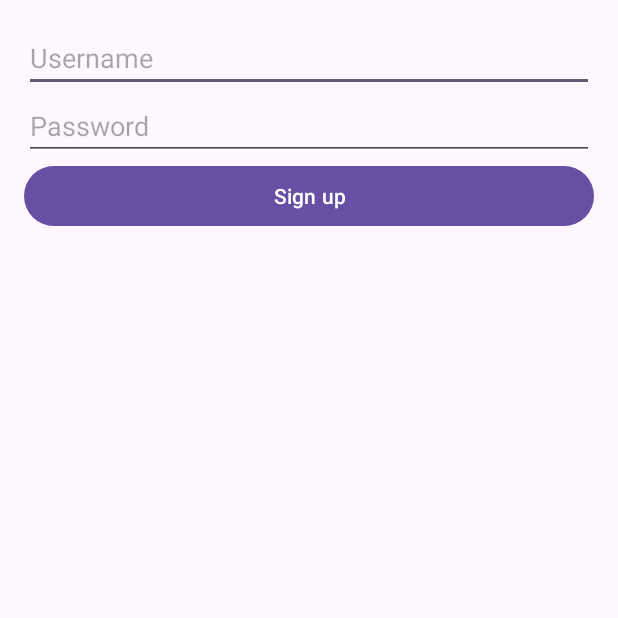
After one commit to imlucifermorningstar/PlatTech, an Android app: the SignUp screen opened directly, with no data from a screen before it, on a phone screen of 412 x 824 dp, the top half of it. The commit adds this screen. Run offline under Robolectric (Android 15) with nearby library versions, the phone set to English and light mode, and no system bars.

Commit message:
Done applying onclick sign up interface and

```diff
--- a/app/src/main/AndroidManifest.xml
+++ b/app/src/main/AndroidManifest.xml
@@ -13,6 +13,12 @@
         android:theme="@style/Theme.MyApplication"
         tools:targetApi="31">
         <activity
+            android:name=".Main_Page"
+            android:exported="false" />
+        <activity
+            android:name=".SignUp"
+            android:exported="false" />
+        <activity
             android:name=".MainActivity"
             android:exported="true">
             <intent-filter>
--- /dev/null
+++ b/app/src/main/java/com/example/myapplication/SignUp.java
@@ -0,0 +1,55 @@
+package com.example.myapplication;
+
+import androidx.appcompat.app.AppCompatActivity;
+
+import android.content.Intent;
+import android.os.Bundle;
+import android.view.View;
+import android.widget.Button;
+import android.widget.EditText;
+import android.widget.Toast;
+
+
+public class SignUp extends AppCompatActivity {
+
+    private EditText usernameEditText;
+    private EditText passwordEditText;
+    private Button signupButton;
+
+    @Override
+    protected void onCreate(Bundle savedInstanceState) {
+        super.onCreate(savedInstanceState);
+        setContentView(R.layout.activity_sign_up2);
+
+        // Find views
+        usernameEditText = findViewById(R.id.username_edit_text);
+        passwordEditText = findViewById(R.id.password_edit_text);
+        signupButton = findViewById(R.id.signup_button);
+
+        // Set onClickListener for signup button
+        signupButton.setOnClickListener(new View.OnClickListener() {
+            @Override
+            public void onClick(View v) {
+                // Perform sign-up logic here
+                String username = usernameEditText.getText().toString();
+                String password = passwordEditText.getText().toString();
+                // Validate username and password
+                if (username.isEmpty()) {
+                    usernameEditText.setError("Username cannot be empty");
+                    return;
+                }
+                if (password.isEmpty()) {
+                    passwordEditText.setError("Password cannot be empty");
+                    return;
+                }
+                // Save user data to a database or server
+                // ...
+                // Show success message and navigate to login activity
+                Toast.makeText(SignUp.this, "Sign-up successful", Toast.LENGTH_SHORT).show();
+                Intent intent = new Intent(SignUp.this, Main_Page.class);
+                startActivity(intent);
+                finish();
+            }
+        });
+    }
+}
--- /dev/null
+++ b/app/src/main/res/layout/activity_sign_up2.xml
@@ -0,0 +1,41 @@
+<?xml version="1.0" encoding="utf-8"?>
+<androidx.constraintlayout.widget.ConstraintLayout xmlns:android="http://schemas.android.com/apk/res/android"
+    xmlns:app="http://schemas.android.com/apk/res-auto"
+    xmlns:tools="http://schemas.android.com/tools"
+    android:layout_width="match_parent"
+    android:layout_height="match_parent"
+    tools:context=".SignUp">
+
+
+    <LinearLayout xmlns:android="http://schemas.android.com/apk/res/android"
+        xmlns:app="http://schemas.android.com/apk/res-auto"
+        android:layout_width="match_parent"
+        android:layout_height="match_parent"
+        android:orientation="vertical"
+        android:padding="16dp">
+
+        <EditText
+            android:id="@+id/username_edit_text"
+            android:layout_width="match_parent"
+            android:layout_height="wrap_content"
+            android:hint="Username"/>
+
+        <EditText
+            android:id="@+id/password_edit_text"
+            android:layout_width="match_parent"
+            android:layout_height="wrap_content"
+            android:hint="Password"
+            android:inputType="textPassword"/>
+
+        <Button
+            android:id="@+id/signup_button"
+            android:layout_width="match_parent"
+            android:layout_height="wrap_content"
+            android:text="Sign up"/>
+
+    </LinearLayout>
+
+
+
+
+</androidx.constraintlayout.widget.ConstraintLayout>
```
Also changed, not shown: app/src/main/java/com/example/myapplication/MainActivity.java (+12 -0 lines), app/src/main/java/com/example/myapplication/Main_Page.java (added, +14 -0 lines), app/src/main/res/layout/activity_main.xml (+8 -0 lines), app/src/main/res/layout/activity_main_page.xml (added, +9 -0 lines).
